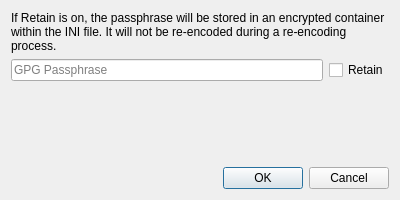
Old version of the form Source/UI/spot-on-gpg-passphrase.ui in the repository textbrowser/spot-on.
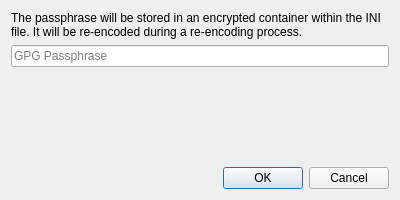
New version of the form. Icons and pictures are not drawn.

Commit message: Initial GPG passphrase prompt.

Patch:
```diff
--- a/Source/UI/spot-on-gpg-passphrase.ui
+++ b/Source/UI/spot-on-gpg-passphrase.ui
@@ -18,7 +18,7 @@
    <item>
     <widget class="QLabel" name="label">
      <property name="text">
-      <string>If Retain is on, the passphrase will be stored in an encrypted container within the INI file. It will not be re-encoded during a re-encoding process.</string>
+      <string>&lt;html&gt;&lt;head/&gt;&lt;body&gt;&lt;p&gt;The passphrase will be stored in an encrypted container within the INI file. It will be re-encoded during a re-encoding process.&lt;/p&gt;&lt;/body&gt;&lt;/html&gt;</string>
      </property>
      <property name="wordWrap">
       <bool>true</bool>
@@ -26,8 +26,6 @@
     </widget>
    </item>
    <item>
-    <layout class="QGridLayout" name="gridLayout">
-     <item row="0" column="0">
       <widget class="QLineEdit" name="passphrase">
        <property name="echoMode">
         <enum>QLineEdit::Password</enum>
@@ -40,17 +38,8 @@
        </property>
       </widget>
      </item>
-     <item row="0" column="1">
-      <widget class="QCheckBox" name="retain">
-       <property name="toolTip">
-        <string>&lt;html&gt;&lt;head/&gt;&lt;body&gt;&lt;p&gt;Retain the GPG passphrase in the INI in an encrypted container. The passphrase will not be re-encoded if a new Spot-On password is created.&lt;/p&gt;&lt;/body&gt;&lt;/html&gt;</string>
-       </property>
-       <property name="text">
-        <string>Retain</string>
-       </property>
-      </widget>
-     </item>
-    </layout>
+   <item>
+    <layout class="QGridLayout" name="gridLayout"/>
    </item>
    <item>
     <spacer name="verticalSpacer">
```
Left out of the diff: 1 changed line with no effect on the pictures. Lines whose indentation alone changed are shown as unchanged. The commit also changes 3 other files.
